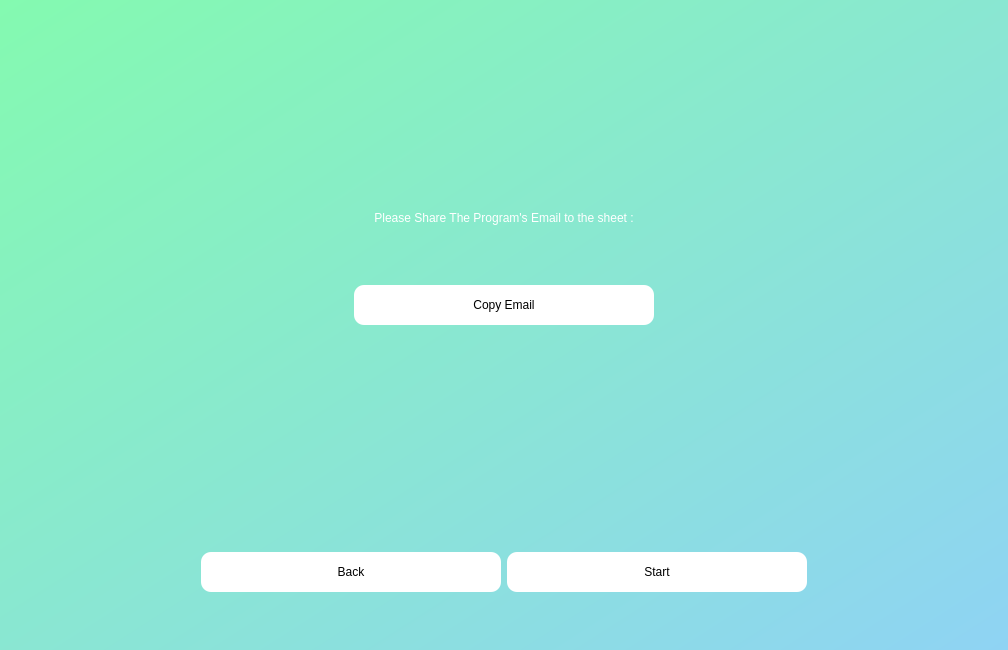
Qt form UserInterface.ui (HazemYacop/Youtube-Auto-Commenter) before a commit.
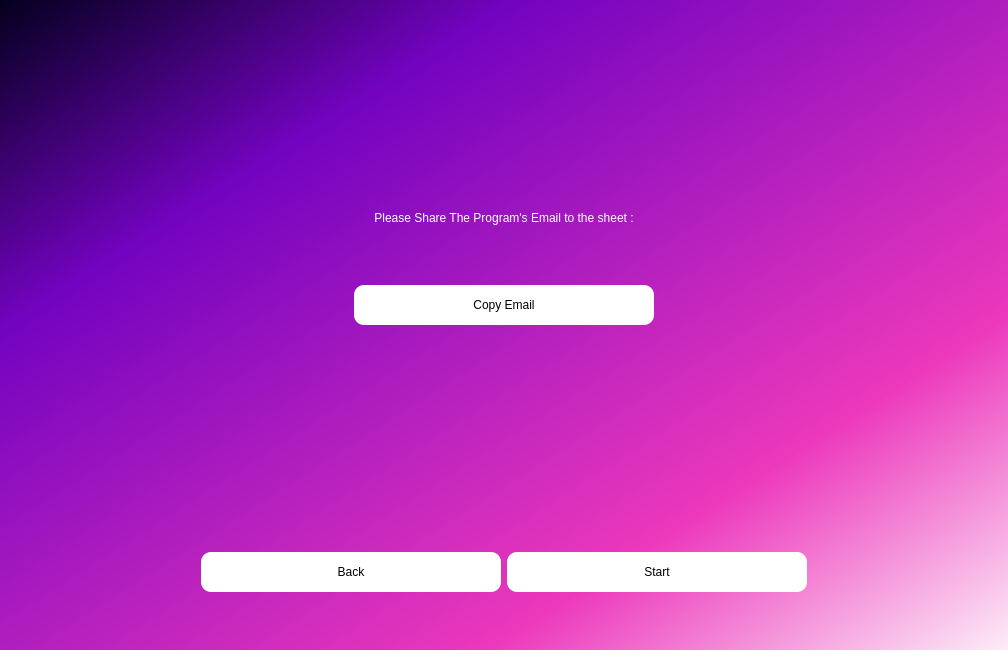
The same form after that commit.

Patch:
```diff
--- a/UserInterface.ui
+++ b/UserInterface.ui
@@ -16,7 +16,7 @@
   <widget class="QWidget" name="centralwidget">
    <property name="styleSheet">
     <string notr="true">QWidget#centralwidget{
-background: qlineargradient(spread:pad, x1:0, y1:0, x2:1, y2:1, stop:0 rgba(132, 250, 176, 255), stop:1 rgba(143, 211, 244, 255));
+background: qlineargradient(spread:pad, x1:0, y1:0, x2:1, y2:1, stop:0 rgba(3, 0, 30, 255), stop:0.255682 rgba(115, 3, 192, 255), stop:0.738636 rgba(236, 56, 188, 255), stop:1 rgba(253, 239, 249, 255));
 }
 </string>
    </property>
```
